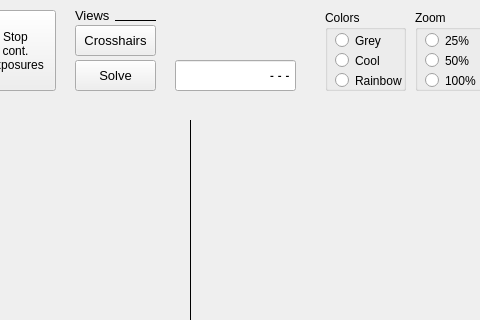
First picture: the form in mountwizzard/gui/image_dialog_ui.ui, repository sayitfast/MountWizzard3, before the edit; both pictures show x 215 to 695 and y 0 to 320 of the 791 by 641 pixel window.
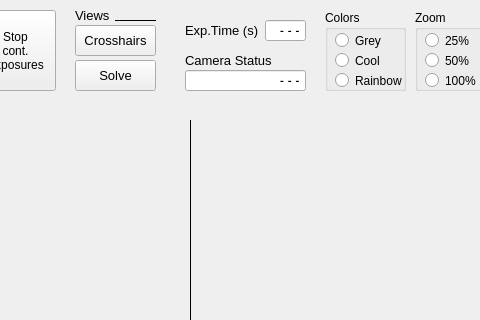
Second picture: the form after the edit.

What changed in the file:
```diff
--- a/mountwizzard/gui/image_dialog_ui.ui
+++ b/mountwizzard/gui/image_dialog_ui.ui
@@ -397,10 +397,10 @@
   <widget class="QLineEdit" name="le_INDICameraStatus">
    <property name="geometry">
     <rect>
-     <x>390</x>
-     <y>60</y>
+     <x>400</x>
+     <y>70</y>
      <width>121</width>
-     <height>31</height>
+     <height>21</height>
     </rect>
    </property>
    <property name="font">
@@ -449,6 +449,84 @@
     <string/>
    </property>
   </widget>
+  <widget class="QLineEdit" name="le_cameraExposureTime">
+   <property name="geometry">
+    <rect>
+     <x>480</x>
+     <y>20</y>
+     <width>41</width>
+     <height>21</height>
+    </rect>
+   </property>
+   <property name="font">
+    <font>
+     <family>Courier</family>
+     <pointsize>10</pointsize>
+     <weight>75</weight>
+     <bold>true</bold>
+    </font>
+   </property>
+   <property name="mouseTracking">
+    <bool>false</bool>
+   </property>
+   <property name="acceptDrops">
+    <bool>false</bool>
+   </property>
+   <property name="toolTip">
+    <string>&lt;html&gt;&lt;head/&gt;&lt;body&gt;&lt;p&gt;IP address of relay switch&lt;/p&gt;&lt;/body&gt;&lt;/html&gt;</string>
+   </property>
+   <property name="layoutDirection">
+    <enum>Qt::RightToLeft</enum>
+   </property>
+   <property name="text">
+    <string>---</string>
+   </property>
+   <property name="maxLength">
+    <number>15</number>
+   </property>
+   <property name="alignment">
+    <set>Qt::AlignRight|Qt::AlignTrailing|Qt::AlignVCenter</set>
+   </property>
+   <property name="readOnly">
+    <bool>false</bool>
+   </property>
+  </widget>
+  <widget class="QLabel" name="label_83">
+   <property name="geometry">
+    <rect>
+     <x>400</x>
+     <y>20</y>
+     <width>81</width>
+     <height>21</height>
+    </rect>
+   </property>
+   <property name="font">
+    <font>
+     <pointsize>10</pointsize>
+    </font>
+   </property>
+   <property name="text">
+    <string>Exp.Time (s)</string>
+   </property>
+  </widget>
+  <widget class="QLabel" name="label_84">
+   <property name="geometry">
+    <rect>
+     <x>400</x>
+     <y>50</y>
+     <width>121</width>
+     <height>21</height>
+    </rect>
+   </property>
+   <property name="font">
+    <font>
+     <pointsize>10</pointsize>
+    </font>
+   </property>
+   <property name="text">
+    <string>Camera Status</string>
+   </property>
+  </widget>
   <zorder>imageBackground</zorder>
   <zorder>image</zorder>
   <zorder>btn_expose</zorder>
```
Left out of the diff: 7 changed lines with no effect on the pictures.
